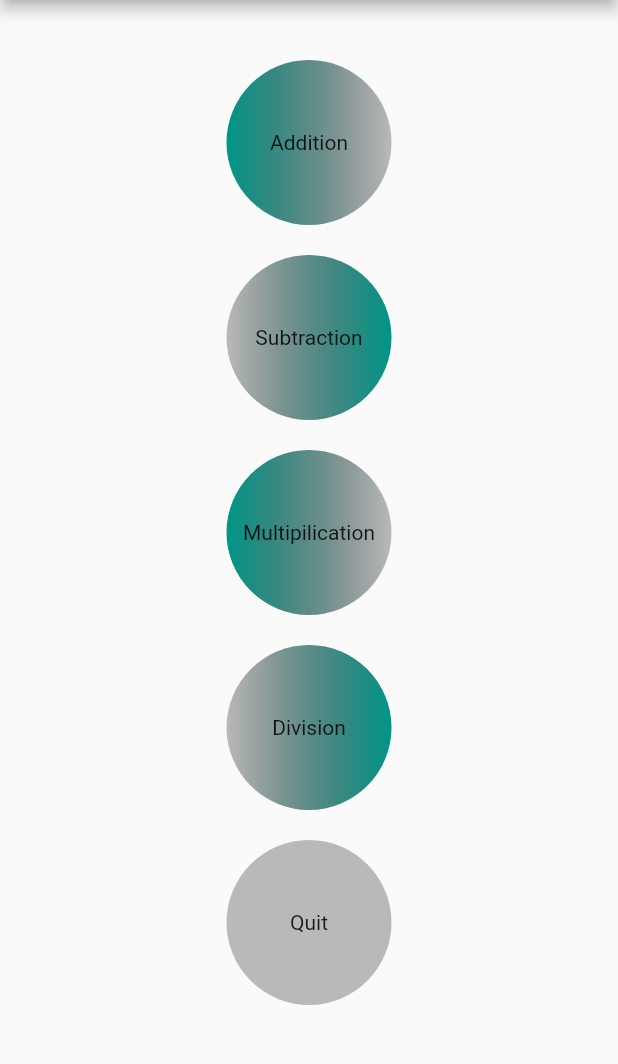
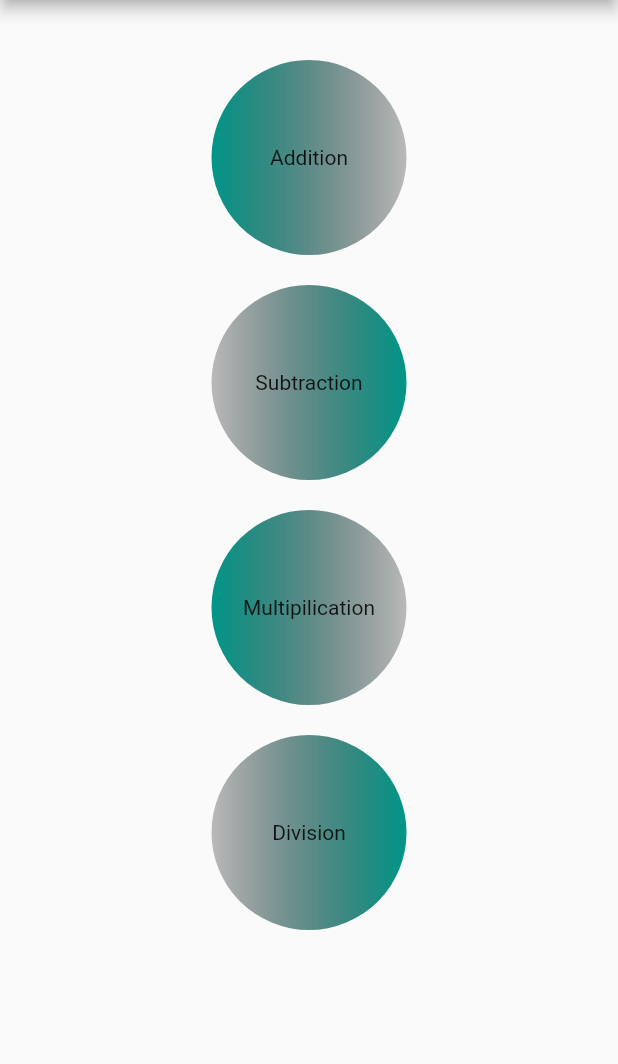
Before and after one commit to ankith1998/Calculator, a Flutter app: the screen it shows after launch, on a phone screen of 412 x 824 dp, the part 84-1148 px from its top. Run offline on Flutter 3.47's test engine with Material 2 defaults, Android fonts, the phone set to English and light mode, and no system bars.

Commit message:
quit button removed

```diff
--- a/lib/pages/operation.dart
+++ b/lib/pages/operation.dart
@@ -20,8 +20,8 @@ class Operation extends StatelessWidget {
               },
               child: Center(
                 child: Container(
-                  width: 110.0,
-                  height: 110.0,
+                  width: 130.0,
+                  height: 130.0,
                   child: Center(child: Text("Addition")),
                   decoration: BoxDecoration(
                     borderRadius: BorderRadius.circular(100.0),
@@ -36,8 +36,8 @@ class Operation extends StatelessWidget {
                 Navigator.of(context).push(MaterialPageRoute(builder: (context)=>Subtr()));
               },
               child: Container(
-                width: 110.0,
-                height: 110.0,
+                width: 130.0,
+                height: 130.0,
                 child: Center(child: Text("Subtraction")),
                 decoration: BoxDecoration(
                   borderRadius: BorderRadius.circular(100.0),
@@ -52,8 +52,8 @@ class Operation extends StatelessWidget {
                     MaterialPageRoute(builder: (context) => Multiply()));
               },
               child: Container(
-                width: 110.0,
-                height: 110.0,
+                width: 130.0,
+                height: 130.0,
                 child: Center(child: Text("Multipilication")),
                 decoration: BoxDecoration(
                   borderRadius: BorderRadius.circular(100.0),
@@ -67,8 +67,8 @@ class Operation extends StatelessWidget {
                 Navigator.of(context).push(MaterialPageRoute(builder: (context)=>Div()));
               },
               child: Container(
-                width: 110.0,
-                height: 110.0,
+                width: 130.0,
+                height: 130.0,
                 child: Center(child: Text("Division")),
                 decoration: BoxDecoration(
                   borderRadius: BorderRadius.circular(100.0),
@@ -76,20 +76,6 @@ class Operation extends StatelessWidget {
                 ),
               ),
             ),
-            SizedBox(height: 20.0,),
-            GestureDetector(
-              onTap: (){exit(0);
-              },
-              child: Container(
-                width: 110.0,
-                height: 110.0,
-                child: Center(child: Text("Quit")),
-                decoration: BoxDecoration(
-                  borderRadius: BorderRadius.circular(100.0),
-                  color: Colors.black26,
-                ),
-              ),
-            )
           ],
         ),
       ),
```
